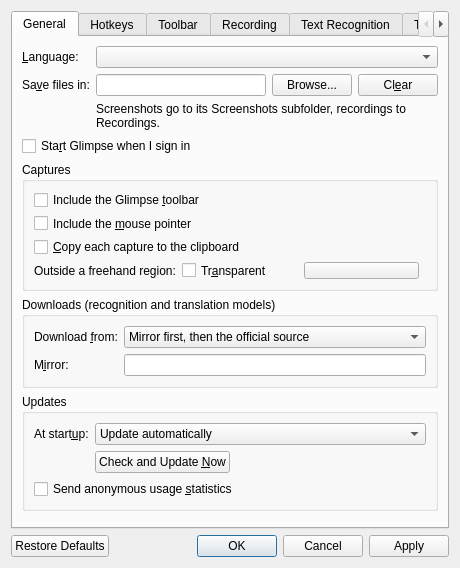
ChickenSeller/glimpse, file src/settings/SettingsDialog.ui: the form before one commit.
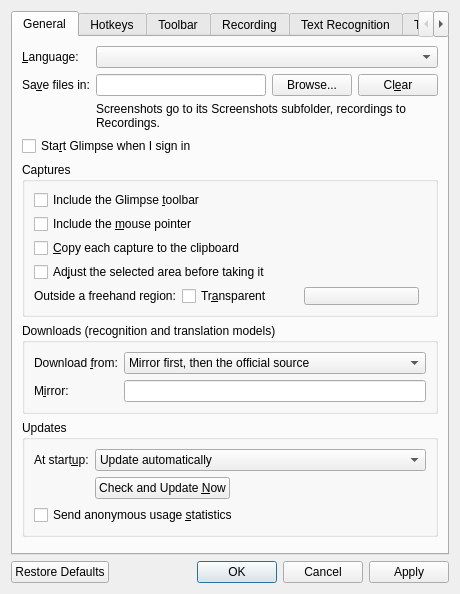
The form after the commit. Custom widgets are drawn as their Qt base class.

Commit message:
Let a picked area be adjusted before it is taken
An option in Settings > Capture, off by default: a rectangle or window,
once picked, stays selected with handles. Drag them or the inside, or use
the arrow keys (Shift: 10 px, Ctrl: resize); Enter or a double-click
takes it, and Ctrl+C copies it to the clipboard and is done. A right-click
selects again. For window/region captures, pins, OCR and QR codes.

Holding Space while dragging out a rectangle now moves it, with or
without the option.

```diff
--- a/src/settings/SettingsDialog.ui
+++ b/src/settings/SettingsDialog.ui
@@ -122,6 +122,16 @@
             </property>
            </widget>
           </item>
+          <item>
+           <widget class="QCheckBox" name="adjustSelectionCheck">
+            <property name="toolTip">
+             <string>Handles and the arrow keys move and resize it; Enter or a double-click takes it, Ctrl+C copies it and is done</string>
+            </property>
+            <property name="text">
+             <string>Ad&amp;just the selected area before taking it</string>
+            </property>
+           </widget>
+          </item>
           <item>
            <layout class="QHBoxLayout" name="freehandFillLayout">
             <item>
```
The commit also changes 8 other files.
